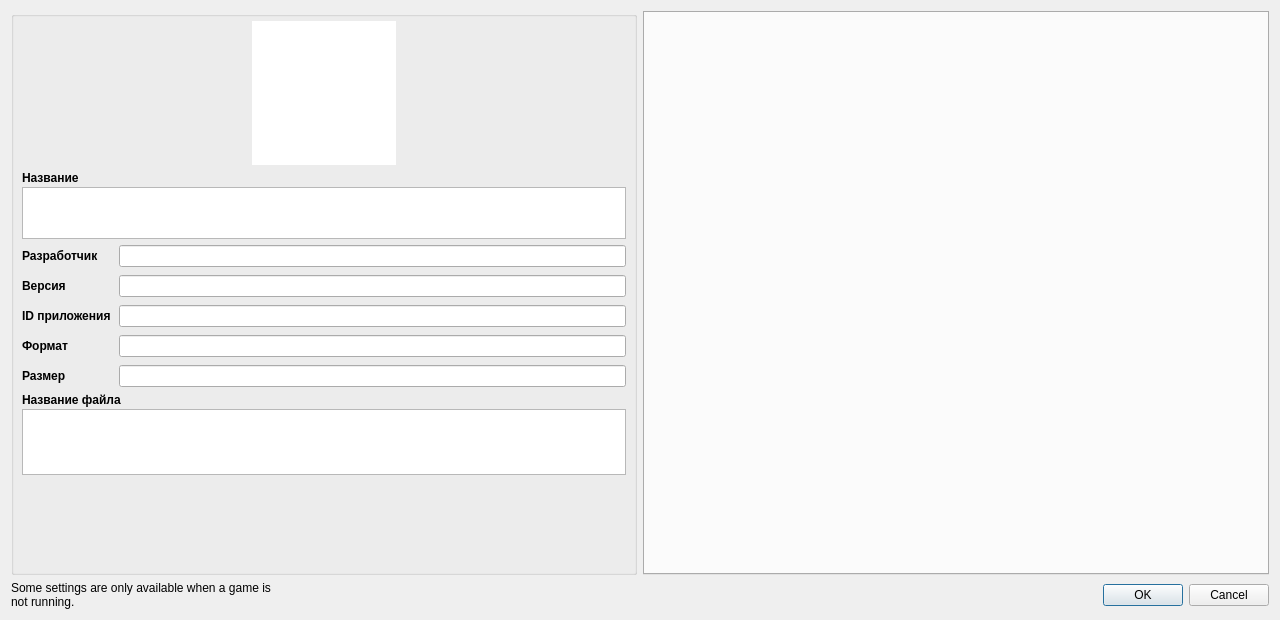
Above: src/storm_switch/configuration/configure_per_game.ui from ReiKatari/STORM_SWITCH before the change. Below: the same form after it.
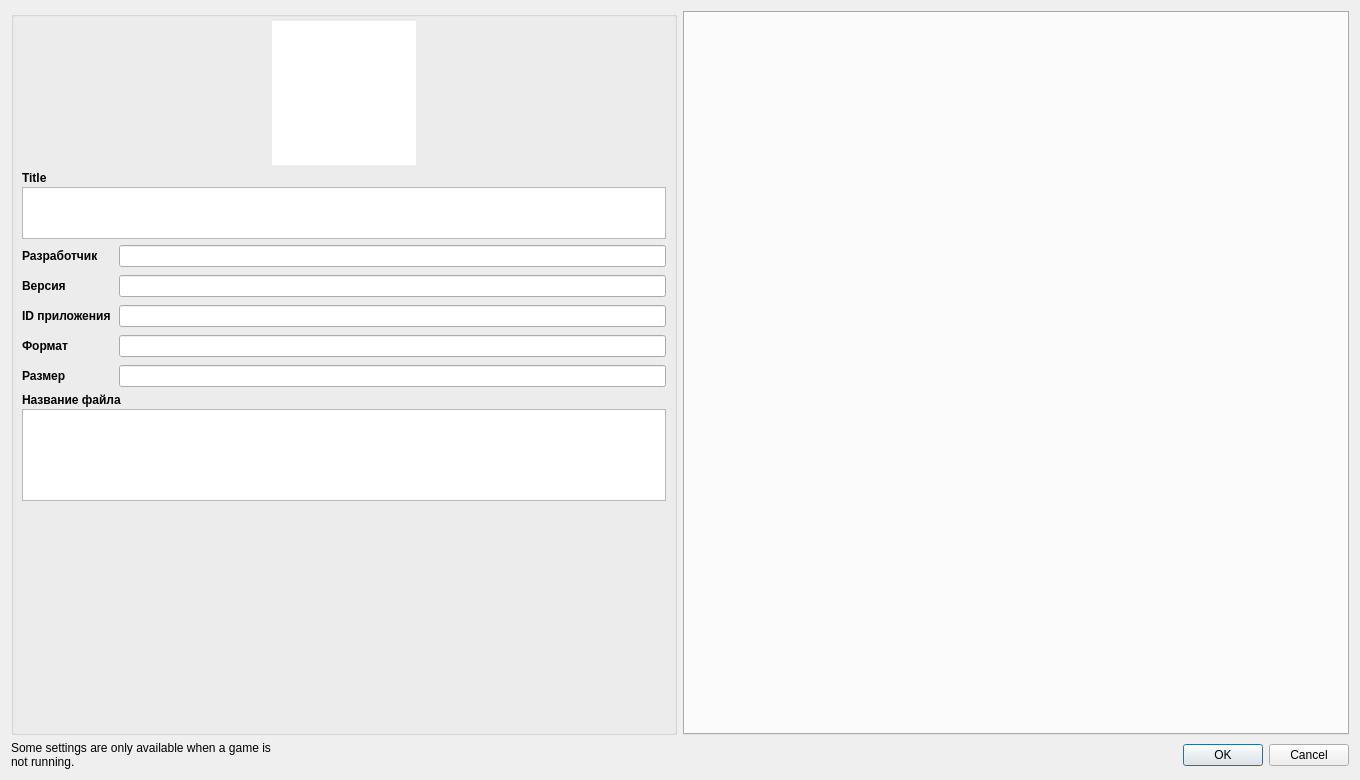
That is the form after the change.

```diff
--- a/src/storm_switch/configuration/configure_per_game.ui
+++ b/src/storm_switch/configuration/configure_per_game.ui
@@ -6,8 +6,8 @@
    <rect>
     <x>0</x>
     <y>0</y>
-    <width>1280</width>
-    <height>620</height>
+    <width>1360</width>
+    <height>780</height>
    </rect>
   </property>
   <property name="minimumSize">
@@ -103,7 +103,7 @@
            <item>
             <widget class="QLabel" name="label">
              <property name="text">
-              <string>Название</string>
+              <string>Title</string>
              </property>
              <property name="font">
               <font>
@@ -341,13 +341,13 @@
              <property name="minimumSize">
               <size>
                <width>0</width>
-               <height>58</height>
+               <height>78</height>
               </size>
              </property>
              <property name="maximumSize">
               <size>
                <width>16777215</width>
-               <height>66</height>
+               <height>92</height>
               </size>
              </property>
             </widget>
```
